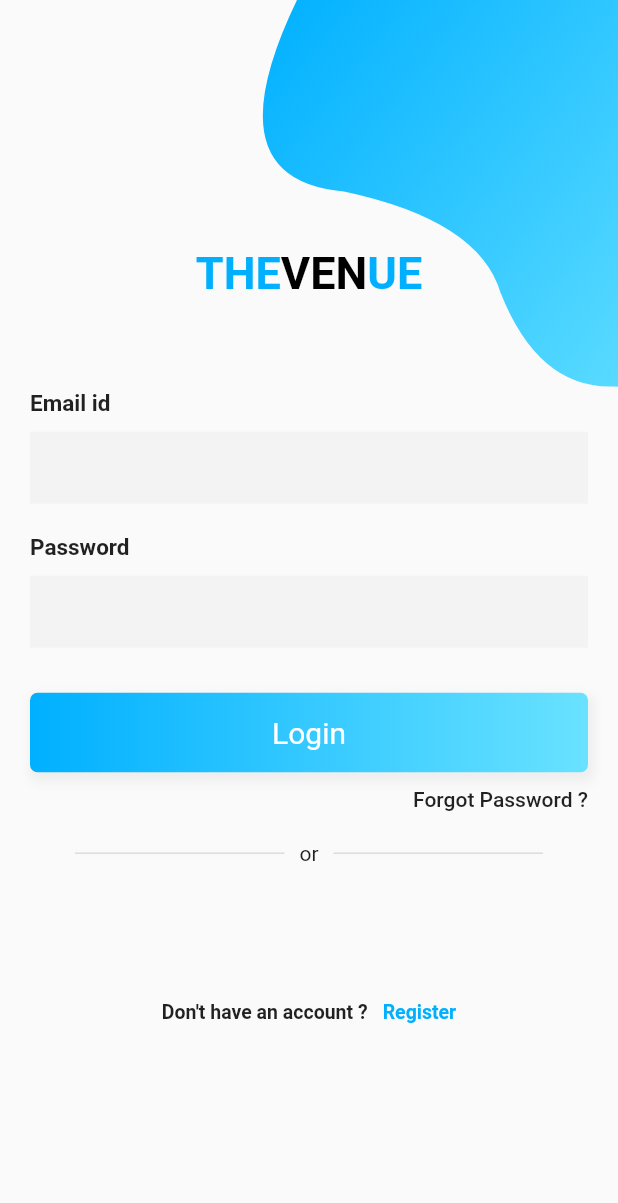
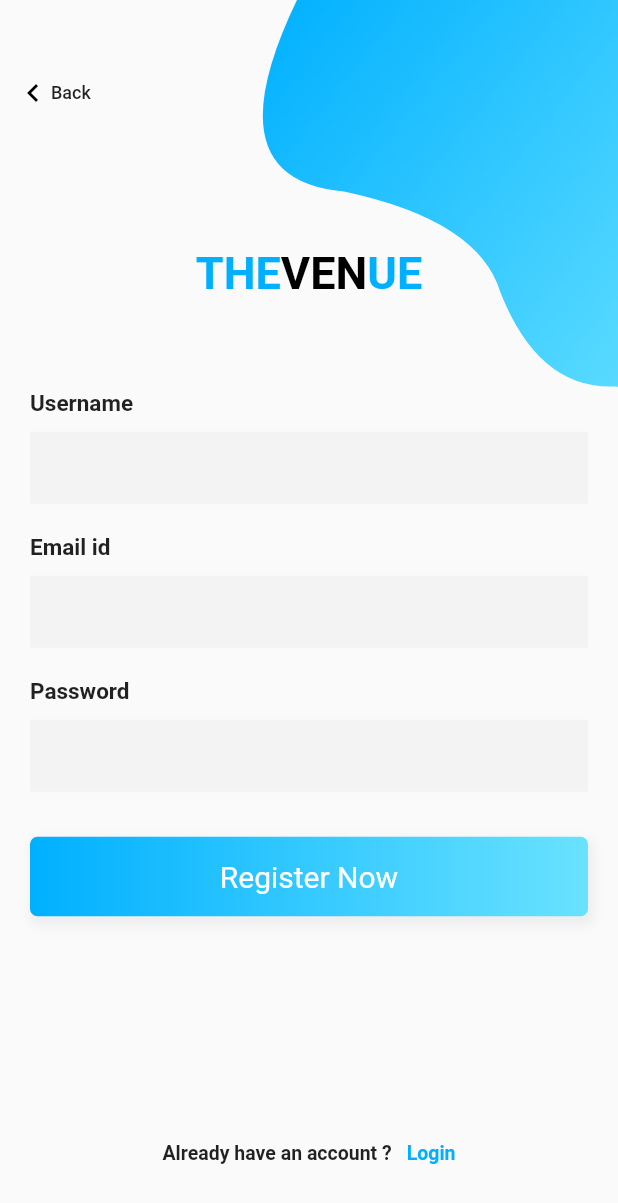
Before and after one commit to bilalali45/food_order, a Flutter app: the screen it shows after launch, after a tap on an icon or button, on a phone screen of 412 x 824 dp. Shown: the top 1203 px of the screen. Run offline on Flutter 3.47's test engine with Material 2 defaults, Android fonts, the phone set to English and light mode, and no system bars; our stand-ins replace carousel_slider, dots_indicator, flutter_calendar_carousel, flutter_rating_bar, flutter_spinkit, get and 3 more; missing offline and left inert: bmnav; network calls fail.

Commit message:
commit 160

```diff
--- a/lib/screens/home/Histroy.dart
+++ b/lib/screens/home/Histroy.dart
@@ -38,9 +38,9 @@ class HistroyState extends State<Histroy> {
                                  border: Border.all(
                                      color: Colors.white, // Set border color
                                      width: 3.0),   // Set border width
-                                 borderRadius: BorderRadius.all(
+                                     borderRadius: BorderRadius.all(
                                      Radius.circular(10.0)), // Set rounded corner radius
-                                 boxShadow: [BoxShadow(blurRadius: 10,color: Colors.black,offset: Offset(1,3))] // Make rounded corner of border
+                                    boxShadow: [BoxShadow(blurRadius: 10,color: Colors.black,offset: Offset(1,3))] // Make rounded corner of border
                              ),
                              child: Text('Entry ${entries[index]}'),
                            )
--- a/lib/screens/home/MyHomePage.dart
+++ b/lib/screens/home/MyHomePage.dart
@@ -43,15 +43,15 @@ class _MyHomePageState extends State<MyHomePage> {
         leading: IconButton(icon: Icon(Icons.menu), onPressed: (){
           _scaffoldState.currentState.openDrawer();
         }),
+        // title: Text('Page title', style: TextStyle(
+          //  fontWeight: FontWeight.bold),textAlign:TextAlign.center,),
+        title: new Center(child: new Text("The Venue", textAlign: TextAlign.center)),
 
-        title: Text('Page title'),
         actions: [
-          Icon(Icons.favorite),
           Padding(
             padding: EdgeInsets.symmetric(horizontal: 16),
             child: Icon(Icons.search),
           ),
-          Icon(Icons.more_vert),
         ],
         backgroundColor: Colors.lightBlue,
       ),
--- a/lib/screens/registration/LoginPage.dart
+++ b/lib/screens/registration/LoginPage.dart
@@ -1,6 +1,7 @@
 import 'package:flutter/cupertino.dart';
 import 'package:flutter/material.dart';
 import 'package:food_order/screens/home/HomeScreen.dart';
+import 'package:food_order/screens/registration/SignUpPage.dart';
 import 'package:food_order/screens/registration/bezierContainer.dart';
 import 'package:google_fonts/google_fonts.dart';
 import 'package:food_order/screens/home/MyHomePage.dart';
@@ -95,10 +96,10 @@ class LoginPageState extends State<LoginPage> {
   Widget _createAccountLabel() {
     return InkWell(
       onTap: () {
-        // Navigator.push(
-        //     context, MaterialPageRoute(builder: (context) => SignUpPage())
-        //
-        // );
+        Navigator.push(
+            context, MaterialPageRoute(builder: (context) => SignUpPage())
+
+        );
       },
       child: Container(
         margin: EdgeInsets.symmetric(vertical: 20),
@@ -174,8 +175,8 @@ class LoginPageState extends State<LoginPage> {
             height: 10,
           ),
           TextField(
-              obscureText: isPassword,
-              decoration: InputDecoration(
+                   obscureText: isPassword,
+                  decoration: InputDecoration(
                   border: InputBorder.none,
                   fillColor: Color(0xfff3f3f4),
                   filled: true))
--- a/lib/screens/registration/SignUpPage.dart
+++ b/lib/screens/registration/SignUpPage.dart
@@ -1,7 +1,7 @@
 import 'package:flutter/material.dart';
-import 'package:flutter_login_signup/src/Widget/bezierContainer.dart';
-import 'package:flutter_login_signup/src/loginPage.dart';
+import 'package:food_order/screens/registration/LoginPage.dart';
 import 'package:google_fonts/google_fonts.dart';
+import 'bezierContainer.dart';
 
 class SignUpPage extends StatefulWidget {
   SignUpPage({Key key, this.title}) : super(key: key);
@@ -9,9 +9,11 @@ class SignUpPage extends StatefulWidget {
   final String title;
 
   @override
-  _SignUpPageState createState() => _SignUpPageState();
+  SignUpPageState createState() => SignUpPageState();
 }
-class _SignUpPageState extends State<SignUpPage> {
+
+class SignUpPageState extends State<SignUpPage> {
+
   Widget _backButton() {
     return InkWell(
       onTap: () {
@@ -35,6 +37,38 @@ class _SignUpPageState extends State<SignUpPage> {
 
 
 
+  Widget _loginAccountLabel() {
+    return InkWell(
+      onTap: () {
+        Navigator.push(
+            context, MaterialPageRoute(builder: (context) => LoginPage()));
+      },
+      child: Container(
+        margin: EdgeInsets.symmetric(vertical: 20),
+        padding: EdgeInsets.all(15),
+        alignment: Alignment.bottomCenter,
+        child: Row(
+          mainAxisAlignment: MainAxisAlignment.center,
+          children: <Widget>[
+            Text(
+              'Already have an account ?',
+              style: TextStyle(fontSize: 13, fontWeight: FontWeight.w600),
+            ),
+            SizedBox(
+              width: 10,
+            ),
+            Text(
+              'Login',
+              style: TextStyle(
+                  color: Color(0xff00b0ff),
+                  fontSize: 13,
+                  fontWeight: FontWeight.w600),
+            ),
+          ],
+        ),
+      ),
+    );
+  }
 
   Widget _entryField(String title, {bool isPassword = false}) {
     return Container(
@@ -78,7 +112,7 @@ class _SignUpPageState extends State<SignUpPage> {
           gradient: LinearGradient(
               begin: Alignment.centerLeft,
               end: Alignment.centerRight,
-              colors: [Color(0xfffbb448), Color(0xfff7892b)])),
+              colors: [Color(0xff00b0ff), Color(0xff69e2ff)])),
       child: Text(
         'Register Now',
         style: TextStyle(fontSize: 20, color: Colors.white),
@@ -88,4 +122,83 @@ class _SignUpPageState extends State<SignUpPage> {
 
 
 
+
+
+  @override
+  Widget build(BuildContext context) {
+    final height = MediaQuery.of(context).size.height;
+    return Scaffold(
+      body: Container(
+        height: height,
+        child: Stack(
+          children: <Widget>[
+            Positioned(
+              top: -MediaQuery.of(context).size.height * .15,
+              right: -MediaQuery.of(context).size.width * .4,
+              child: BezierContainer(),
+            ),
+            Container(
+              padding: EdgeInsets.symmetric(horizontal: 20),
+              child: SingleChildScrollView(
+                child: Column(
+                  crossAxisAlignment: CrossAxisAlignment.center,
+                  mainAxisAlignment: MainAxisAlignment.center,
+                  children: <Widget>[
+                    SizedBox(height: height * .2),
+                    _title(),
+                    SizedBox(
+                      height: 50,
+                    ),
+                    _emailPasswordWidget(),
+                    SizedBox(
+                      height: 20,
+                    ),
+                    _submitButton(),
+                    SizedBox(height: height * .14),
+                    _loginAccountLabel(),
+                  ],
+                ),
+              ),
+            ),
+            Positioned(top: 40, left: 0, child: _backButton()),
+          ],
+        ),
+      ),
+    );
+  }
+
+  Widget _title() {
+    return RichText(
+      textAlign: TextAlign.center,
+      text: TextSpan(
+          text: 'THE',
+          style: GoogleFonts.portLligatSans(
+            textStyle: Theme.of(context).textTheme.display1,
+            fontSize: 30,
+            fontWeight: FontWeight.w700,
+              color: Color(0xff00b0ff),
+          ),
+          children: [
+            TextSpan(
+              text: 'VEN',
+              style: TextStyle(color: Colors.black, fontSize: 30),
+            ),
+            TextSpan(
+              text: 'UE',
+              style: TextStyle(color: Color(0xff00b0ff), fontSize: 30),
+            ),
+          ]),
+    );
+  }
+
+  Widget _emailPasswordWidget() {
+    return Column(
+      children: <Widget>[
+        _entryField("Username"),
+        _entryField("Email id"),
+        _entryField("Password", isPassword: true),
+      ],
+    );
+  }
+
 }
```
